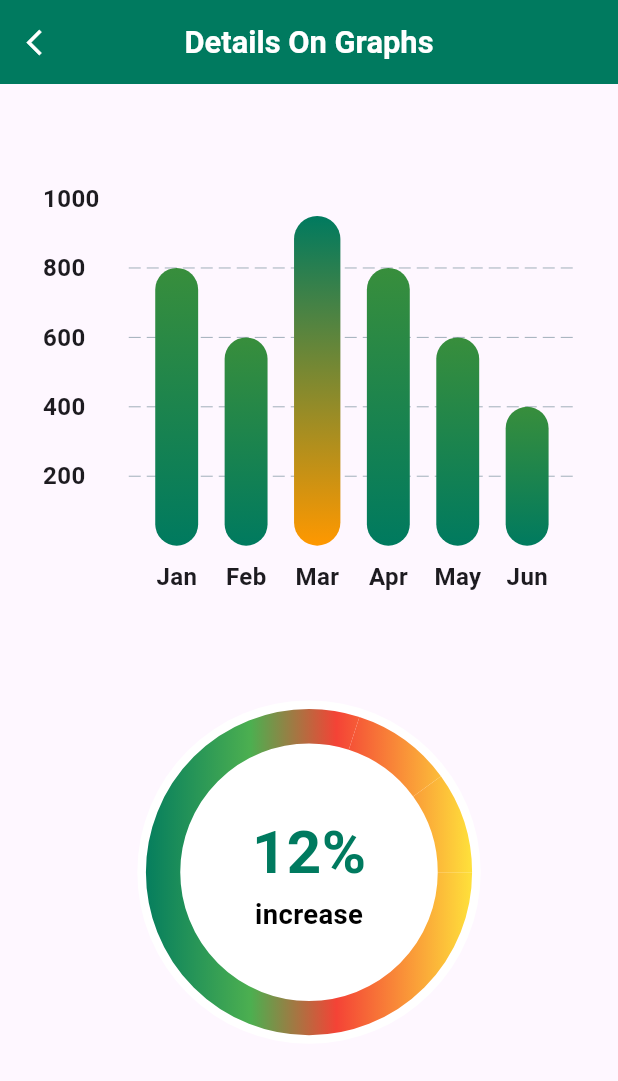
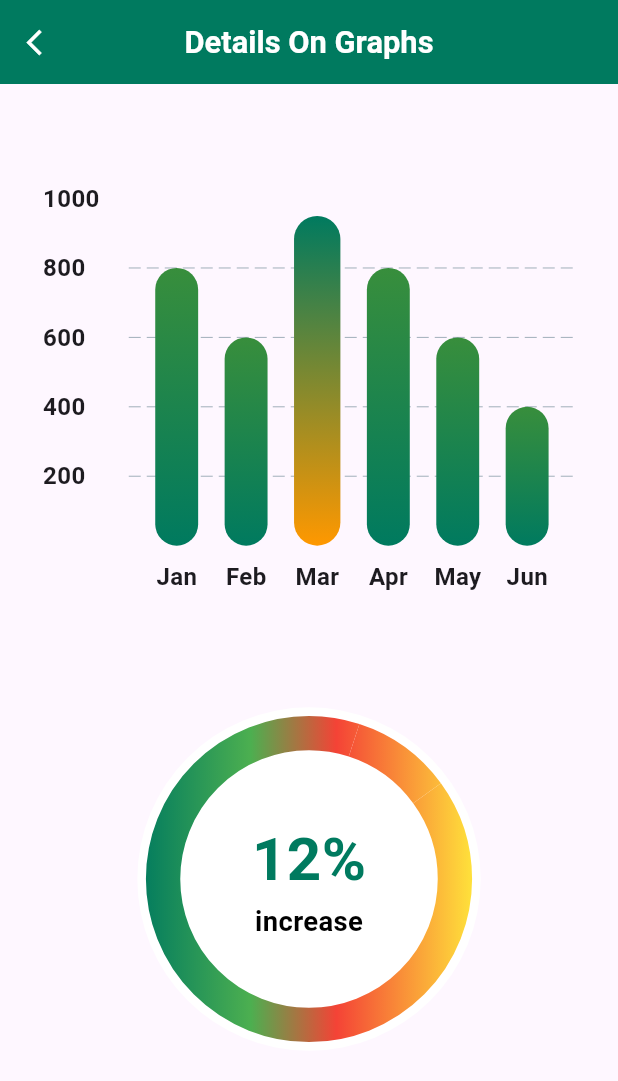
Before and after one commit to Rewanelmlah/ShamSoon, a Flutter app: the EnergyDashboard screen opened directly, after a tap on "Week", after a tap on "Month", after a tap on "Show details graphs", on a phone screen of 412 x 824 dp. Shown: the top 1081 px of the screen. Run offline on Flutter 3.47's test engine with Material 3 defaults, Android fonts, the phone set to English and light mode, and no system bars; drawn by our look-alikes of fl_chart; our stand-ins replace flutter_screenutil, pinput, smooth_page_indicator.

Commit message:
some fixes

```diff
--- a/lib/features/Analystics/presentation/views/analystics_screen.dart
+++ b/lib/features/Analystics/presentation/views/analystics_screen.dart
@@ -12,8 +12,7 @@ class EnergyDashboard extends StatefulWidget {
 }
 
 class _EnergyDashboardState extends State<EnergyDashboard> {
-  String selectedPeriod = "Day"; // افتراضيًا يومي
-
+  String selectedPeriod = "Day";
   @override
   Widget build(BuildContext context) {
     return Scaffold(
@@ -57,7 +56,6 @@ class _EnergyDashboardState extends State<EnergyDashboard> {
 
           SizedBox(height: 10.h),
 
-          // الرسومات البيانية حسب الفترة المختارة
           if (selectedPeriod == "Day") ...[
             Expanded(child: CustomeBarChartSample()),
           ] else if (selectedPeriod == "Week") ...[
--- a/lib/features/Analystics/presentation/views/details_graphs.dart
+++ b/lib/features/Analystics/presentation/views/details_graphs.dart
@@ -54,19 +54,19 @@ class DetailsGraphs extends StatelessWidget {
       leftTitles: AxisTitles(
   sideTitles: SideTitles(
     showTitles: true,
-    reservedSize: 50.w, // توفير مساحة كافية للأرقام
-    interval: 200, // لضمان توزيع القيم بالتساوي
+    reservedSize: 50.w,
+    interval: 200,
     getTitlesWidget: (value, _) {
-      int intValue = value.toInt(); // تحويل القيمة إلى عدد صحيح
+      int intValue = value.toInt();
 
-      // إظهار الأرقام فقط 200، 400، 600، 800، 1000
+
       if ([200, 400, 600,800,1000].contains(intValue)) {
         return Text(
-          "$intValue ", // استخدام intValue بدلاً من value
+          "$intValue ",
           style: TextStyle(fontSize: 14.sp, fontWeight: FontWeight.bold),
         );
       }
-      return SizedBox(); // إخفاء أي قيم أخرى
+      return SizedBox();
     },
   ),
 ),
--- a/lib/features/Analystics/presentation/widgets/Custome_day_barchart.dart
+++ b/lib/features/Analystics/presentation/widgets/Custome_day_barchart.dart
@@ -16,10 +16,10 @@ class CustomeBarChartSample extends StatelessWidget {
         SizedBox(height: 40.h),
         Container(
 
-          height: 300.h, // الحجم بالنسبة لحجم الشاشة
-          width: 400.w, // العرض بالنسبة لحجم الشاشة
+          height: 300.h,
+          width: 400.w,
           child: Padding(
-            padding: EdgeInsets.all(17.w), // المسافة (padding) تتناسب مع العرض
+            padding: EdgeInsets.all(20.w),
             child: BarChart(
               BarChartData(
                 barGroups: [
@@ -83,24 +83,24 @@ class CustomeBarChartSample extends StatelessWidget {
                   leftTitles: AxisTitles(
                     sideTitles: SideTitles(
                       showTitles: true,
-                      reservedSize: 60.w, // المسافة بين الأرقام
+                      reservedSize: 60.w,
                       getTitlesWidget: (value, _) {
                         return Text(
                           "${value.toInt()} kWh",
                           style: TextStyle(
                               fontSize: 16.sp, fontWeight: FontWeight.bold),
-                        ); // الحجم يتناسب مع الشاشة
+                        );
                       },
                     ),
                   ),
                   bottomTitles: AxisTitles(
                     sideTitles: SideTitles(
                       showTitles: true,
-                      reservedSize: 50.w, // المسافة بين العناوين السفلية
+                      reservedSize: 50.w,
                       getTitlesWidget: (value, _) {
                         List<String> labels = ["8:0", "10:0", "12:0", "2:0", "4:0", "6:0", "8:0"];
                         return Padding(
-                          padding: EdgeInsets.all(16.w), // المسافة بين النصوص والعناوين السفلية
+                          padding: EdgeInsets.all(16.w),
                           child: Text(labels[value.toInt()],
                               style: TextStyle(
                                   fontSize: 14.sp, fontWeight: FontWeight.bold)),
--- a/lib/features/Analystics/presentation/widgets/Custome_daycontainer.dart
+++ b/lib/features/Analystics/presentation/widgets/Custome_daycontainer.dart
@@ -7,25 +7,24 @@ class CustomeDayContainer extends StatelessWidget {
   @override
   Widget build(BuildContext context) {
     return Container(
-          margin: EdgeInsets.all(8.w),
-          height: 70.h, // تحديد الارتفاع
-          width: double.infinity, // العرض يملأ الشاشة
+          margin: EdgeInsets.all(10.w),
+          height: 70.h,
+          width: double.infinity,
           decoration: BoxDecoration(
             color: AppColors.primaryColor,
-            borderRadius: BorderRadius.circular(18.r), // تدوير الحواف
+            borderRadius: BorderRadius.circular(18.r),
           ),
           child: Padding(
-            padding: EdgeInsets.all(6.w), // padding داخل الحاوية الرئيسية
+            padding: EdgeInsets.all(6.w),
             child: Row(
-              mainAxisAlignment: MainAxisAlignment.spaceEvenly, // توزيع متساوي للعناصر
+              mainAxisAlignment: MainAxisAlignment.spaceEvenly,
               children: [
                 Container(
-                  height: 50.h, // تحديد الارتفاع
-                  width: 100.w, // تحديد العرض
-                   decoration: BoxDecoration(
+                  height: 50.h,
+                  width: 100.w,
+              decoration: BoxDecoration(
             color: Color(0xFFF2F2F2),
-            borderRadius: BorderRadius.circular(18.r), // تدوير الحواف
-          ),
+            borderRadius: BorderRadius.circular(18.r),    ),
                   child: Column(
                     children: [
                       Text(
@@ -45,13 +44,13 @@ class CustomeDayContainer extends StatelessWidget {
                     ],
                   ),
                 ),
-                // اللون الرصاصي
+
                 Container(
                   height: 50.h,
                   width: 100.w,
                   decoration: BoxDecoration(
             color: Color(0xFFF2F2F2),
-            borderRadius: BorderRadius.circular(18.r), // تدوير الحواف
+            borderRadius: BorderRadius.circular(18.r),
           ),
                   child: Column(
                     children: [
@@ -77,7 +76,7 @@ class CustomeDayContainer extends StatelessWidget {
                   width: 100.w,
                   decoration: BoxDecoration(
             color: Color(0xFFF2F2F2),
-            borderRadius: BorderRadius.circular(18.r), // تدوير الحواف
+            borderRadius: BorderRadius.circular(18.r),
           ),
                   child: Column(
                     children: [
--- a/lib/features/Analystics/presentation/widgets/custome_circlechart.dart
+++ b/lib/features/Analystics/presentation/widgets/custome_circlechart.dart
@@ -13,6 +13,7 @@ class CircularChart extends StatelessWidget {
   Widget build(BuildContext context) {
     return Center(
       child: Container(
+        margin: EdgeInsets.all(4.w),
         width: 200.w, // Responsive width
         height: 200.h, // Responsive height
         decoration: BoxDecoration(
@@ -22,7 +23,7 @@ class CircularChart extends StatelessWidget {
         child: Stack(
           alignment: Alignment.center,
           children: [
-            // تطبيق التدرج اللوني على PieChart
+
             ShaderMask(
               shaderCallback: (Rect bounds) {
                 return LinearGradient(
@@ -36,38 +37,38 @@ class CircularChart extends StatelessWidget {
                 PieChartData(
                   sections: [
                     PieChartSectionData(
-                      value: 80, // 80% => ثلثي الدائرة تقريبًا
-                      color: Colors.white, // سيتم استبداله بالتدرج
-                      radius: 20.w, // Responsive radius
-                      title: '',
-                    ),
-                    PieChartSectionData(
-                      value: 10, // 10% => ربع الدائرة أحمر
+                      value: 80,
                       color: Colors.white,
                       radius: 20.w,
                       title: '',
                     ),
                     PieChartSectionData(
-                      value: 10, // 10% => ربع الدائرة أصفر
+                      value: 10,
+                      color: Colors.white,
+                      radius: 20.w,
+                      title: '',
+                    ),
+                    PieChartSectionData(
+                      value: 10,
                       color: Colors.white,
                       radius: 20.w,
                       title: '',
                     ),
                   ],
                   sectionsSpace: 0,
-                  centerSpaceRadius: 75.w, // Responsive center space
+                  centerSpaceRadius: 75.w,
                 ),
               ),
             ),
 
-            // النصوص في المنتصف
+
             Column(
               mainAxisSize: MainAxisSize.min,
               children: [
                 Text(
                   value,
                   style: TextStyle(
-                    fontSize: 35.sp, // Responsive font size
+                    fontSize: 35.sp,
                     fontWeight: FontWeight.bold,
                     color: AppColors.primaryColor,
                   ),
@@ -75,7 +76,7 @@ class CircularChart extends StatelessWidget {
                 Text(
                   title,
                   style: TextStyle(
-                    fontSize: 16.sp, // Responsive font size
+                    fontSize: 16.sp,
                     fontWeight: FontWeight.bold,
                     color: Colors.black,
                   ),
--- a/lib/features/Analystics/presentation/widgets/custome_linechart.dart
+++ b/lib/features/Analystics/presentation/widgets/custome_linechart.dart
@@ -1,15 +1,15 @@
 import 'package:fl_chart/fl_chart.dart';
 import 'package:flutter/material.dart';
 import 'package:flutter_screenutil/flutter_screenutil.dart';
-import 'package:shamsoon/core/app_colors.dart'; // استيراد مكتبة ScreenUtil
+import 'package:shamsoon/core/app_colors.dart';
 
 class CurvedChartSample extends StatelessWidget {
   @override
   Widget build(BuildContext context) {
     return Container(
-      height: 300.h, // استخدام ScreenUtil للتحجيم
-      width: 450.w, // استخدام ScreenUtil للتحجيم
-      padding: EdgeInsets.all(25.w), // تعديل الحواف باستخدام ScreenUtil
+      height: 300.h,
+      width: 450.w,
+      padding: EdgeInsets.all(28.w),
       child: LineChart(
         LineChartData(
           lineBarsData: [
@@ -25,7 +25,7 @@ class CurvedChartSample extends StatelessWidget {
               ],
               isCurved: true,
               color:AppColors.primaryColor,
-              barWidth: 5.w, // استخدام ScreenUtil لسمك الخط
+              barWidth: 5.w,
               belowBarData: BarAreaData(
                 show: true,
                 gradient: LinearGradient(
@@ -40,24 +40,24 @@ class CurvedChartSample extends StatelessWidget {
             leftTitles: AxisTitles(
               sideTitles: SideTitles(
                 showTitles: true,
-                reservedSize: 40.w, // المسافة بين الأرقام باستخدام ScreenUtil
+                reservedSize: 40.w,
                 getTitlesWidget: (value, _) {
                   if ([0, 50, 100, 150, 200].contains(value.toInt())) {
                     return Text(
                       "${value.toInt()}k",
                       style: TextStyle(
-                          fontSize: 14.sp, fontWeight: FontWeight.bold), // استخدام ScreenUtil لحجم الخط
+                          fontSize: 14.sp, fontWeight: FontWeight.bold),
                     );
                   }
-                  return SizedBox(); // إخفاء القيم غير المطلوبة
+                  return SizedBox();
                 },
               ),
             ),
             bottomTitles: AxisTitles(
               sideTitles: SideTitles(
                 showTitles: true,
-                reservedSize: 40.w, // المسافة بين العناوين السفلية باستخدام ScreenUtil
-                interval: 1, // عرض كل يوم بدون تكرار
+                reservedSize: 40.w,
+                interval: 1,
                 getTitlesWidget: (value, _) {
                   List<String> labels = ["Sat", "Sun", "Mon", "Tue", "Wed", "Thu", "Fri"];
                   int index = value.toInt();
@@ -65,26 +65,26 @@ class CurvedChartSample extends StatelessWidget {
                     return Text(
                       labels[index],
                       style: TextStyle(
-                          fontSize: 14.sp, fontWeight: FontWeight.bold), // استخدام ScreenUtil لحجم الخط
+                          fontSize: 14.sp, fontWeight: FontWeight.bold),
                     );
                   }
-                  return SizedBox(); // إخفاء القيم غير الموجودة
+                  return SizedBox();
                 },
               ),
             ),
             topTitles: AxisTitles(sideTitles: SideTitles(showTitles: false)),
             rightTitles: AxisTitles(sideTitles: SideTitles(showTitles: false)),
           ),
-          borderData: FlBorderData(show: false), // إخفاء الحدود
-          clipData: FlClipData.all(), // يمنع خروج أي عنصر خارج الكونتينر
+          borderData: FlBorderData(show: false),
+          clipData: FlClipData.all(),
           gridData: FlGridData(
             show: true,
             drawHorizontalLine: true,
             drawVerticalLine: false,
-            horizontalInterval: 50, // خطوط الشبكة عند 50، 100، 150، 200
+            horizontalInterval: 50,
           ),
           minY: 0,
-          maxY: 220, // تعيين الحد الأقصى ليتناسب مع القيم الجديدة
+          maxY: 220,
         ),
       ),
     );
--- a/lib/features/Analystics/presentation/widgets/month_screen.dart
+++ b/lib/features/Analystics/presentation/widgets/month_screen.dart
@@ -8,7 +8,9 @@ class MonthScreen extends StatelessWidget {
 
   @override
   Widget build(BuildContext context) {
-    return Column(
+    return Padding(
+      padding:  EdgeInsets.all(8.0.w),
+      child: Column(
         children: [
            SizedBox(height: 10.h,),
            Text(
@@ -37,7 +39,7 @@ class MonthScreen extends StatelessWidget {
       onPressed: () {
         Navigator.push(
           context,
-        MaterialPageRoute(builder: (context) => DetailsGraphs()), // استبدل NextPage بالصفحة المطلوبة
+          MaterialPageRoute(builder: (context) => DetailsGraphs()),
         );
       },
         ),
@@ -46,6 +48,7 @@ class MonthScreen extends StatelessWidget {
       Spacer(),
 
         ],
+      ),
     );
   }
 }
--- a/lib/features/Analystics/presentation/widgets/week_screen.dart
+++ b/lib/features/Analystics/presentation/widgets/week_screen.dart
@@ -6,22 +6,25 @@ class WeekScreen extends StatelessWidget {
 
   @override
   Widget build(BuildContext context) {
-    return Column(
+    return Padding(
+      padding:  EdgeInsets.all(8.0.w),
+      child: Column(
         children: [
           Text(
             'Weekly average :120 kw/h',
             style: TextStyle(fontSize: 18.sp, fontWeight: FontWeight.bold),
           ),
           Image.asset(
-          'assets/images/week.png', // مسار الصورة
-          width: 150.w, // ضبط العرض باستخدام ScreenUtil
-          height: 150.h, // ضبط الطول باستخدام ScreenUtil
-         // fit: BoxFit.contain, // لعرض الصورة كاملة
+            'assets/images/week.png',
+            width: 150.w,
+            height: 150.h,
+
           ),
 
           CurvedChartSample(),
           Spacer(),
         ],
+       ),
     );
   }
 }
--- a/lib/features/Authentication/presentation/widgets/resend_code.dart
+++ b/lib/features/Authentication/presentation/widgets/resend_code.dart
@@ -8,7 +8,7 @@ class ResendCodeWidget extends StatefulWidget {
 }
 
 class _ResendCodeWidgetState extends State<ResendCodeWidget> {
-  int _remainingTime = 60; // المدة الزمنية للمؤقت (بالثواني)
+  int _remainingTime = 60;
   late Timer _timer;
 
   @override
@@ -19,7 +19,7 @@ class _ResendCodeWidgetState extends State<ResendCodeWidget> {
 
   @override
   void dispose() {
-    _timer.cancel(); // إنهاء المؤقت عند إلغاء الودجت
+    _timer.cancel();
     super.dispose();
   }
 
@@ -37,10 +37,10 @@ class _ResendCodeWidgetState extends State<ResendCodeWidget> {
 
   void _resendCode() {
     setState(() {
-      _remainingTime = 30; // إعادة تعيين المؤقت
+      _remainingTime = 30;
     });
     _startTimer();
-    // يمكنك هنا استدعاء وظيفة إعادة إرسال الكود
+
     print("Resend code triggered!");
   }
 
@@ -49,7 +49,7 @@ class _ResendCodeWidgetState extends State<ResendCodeWidget> {
     return Row(
       mainAxisAlignment: MainAxisAlignment.spaceBetween,
       children: [
-        // إذا انتهى المؤقت
+
         TextButton(
           onPressed: _resendCode,
           child: Text(
--- a/lib/features/settings/presentation/views/personal_info.dart
+++ b/lib/features/settings/presentation/views/personal_info.dart
@@ -17,7 +17,7 @@ class PersonalInfoScreen extends StatelessWidget {
       ),
        title:Text("Personal Info",style: TextStyle(fontSize: 24.sp,fontWeight: FontWeight.bold),),),
       body: Padding(
-        padding: EdgeInsets.all(16.w), // استخدم ScreenUtil للحصول على قيمة مرنة
+        padding: EdgeInsets.all(16.w),
         child: SingleChildScrollView(
           child: Column(
             children: [
--- a/lib/features/settings/presentation/widgets/logout_button.dart
+++ b/lib/features/settings/presentation/widgets/logout_button.dart
@@ -24,7 +24,7 @@ class LogoutButton extends StatelessWidget {
             child: Icon(Icons.exit_to_app, size: 24.sp, color: Colors.red)),
         label: Text("Log out", style: TextStyle(fontSize: 20.sp,fontWeight: FontWeight.bold, color: Colors.white)),
         onPressed: () {
-          // تنفيذ عملية تسجيل الخروج هنا
+          //logout operation
         },
       ),
     );
--- a/lib/features/splash/splash_screen.dart
+++ b/lib/features/splash/splash_screen.dart
@@ -15,7 +15,7 @@ class _SplashScreenState extends State<SplashScreen> {
   void initState() {
     super.initState();
 
-    // الانتقال للشاشة الرئيسية بعد 2 ثانية مع أنيميشن
+
     Future.delayed(const Duration(seconds: 2), () {
       Navigator.pushReplacement(
         context,
@@ -23,8 +23,8 @@ class _SplashScreenState extends State<SplashScreen> {
           pageBuilder: (context, animation, secondaryAnimation) =>
               const OnBoarding(),
           transitionsBuilder: (context, animation, secondaryAnimation, child) {
-            // هنا يتم تحديد الأنيميشن
-            const begin = Offset(0.0, 1.0); // ابدأ من أسفل الشاشة
+
+            const begin = Offset(0.0, 1.0);
             const end = Offset.zero;
             const curve = Curves.fastOutSlowIn;
 
@@ -45,13 +45,13 @@ class _SplashScreenState extends State<SplashScreen> {
   @override
   Widget build(BuildContext context) {
     return Scaffold(
-      backgroundColor: Colors.white, // لون خلفية الشاشة
+      backgroundColor: Colors.white,
       body: Center(
         child: Image.asset(
-          'assets/images/logo.png', // مسار الصورة
-          width: 250.w, // ضبط العرض باستخدام ScreenUtil
-          height: 300.h, // ضبط الطول باستخدام ScreenUtil
-          fit: BoxFit.contain, // لعرض الصورة كاملة
+          'assets/images/logo.png',
+          width: 250.w,
+          height: 300.h,
+          fit: BoxFit.contain,
         ),
       ),
     );
```
Lines whose indentation alone changed are shown as unchanged.
